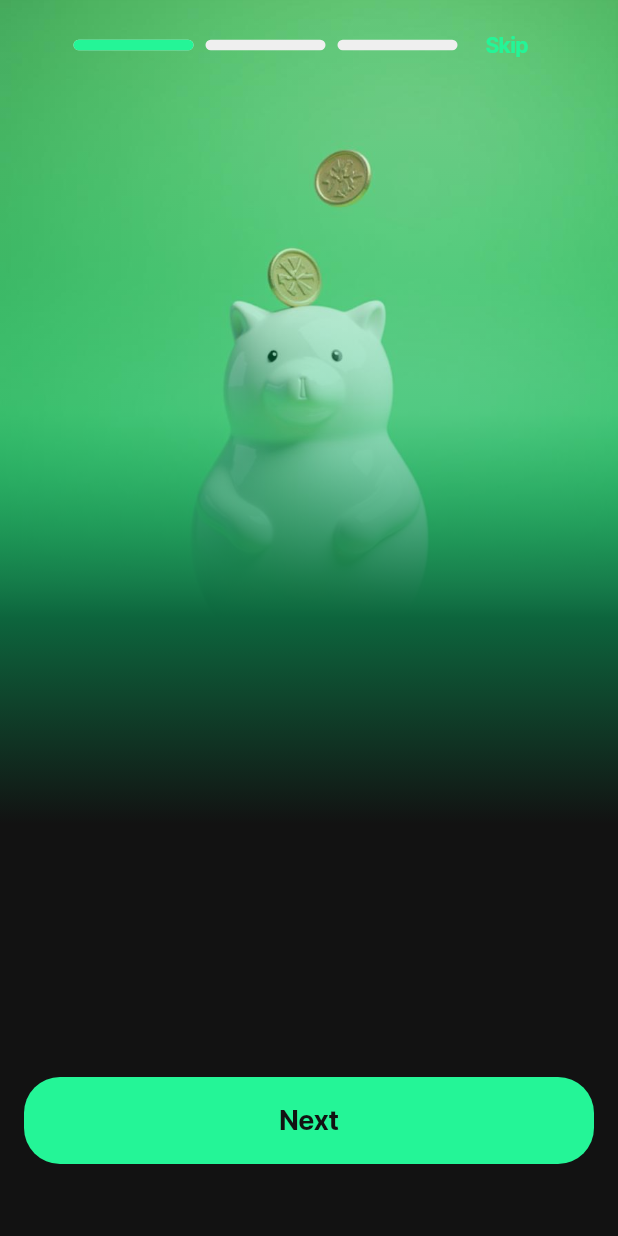
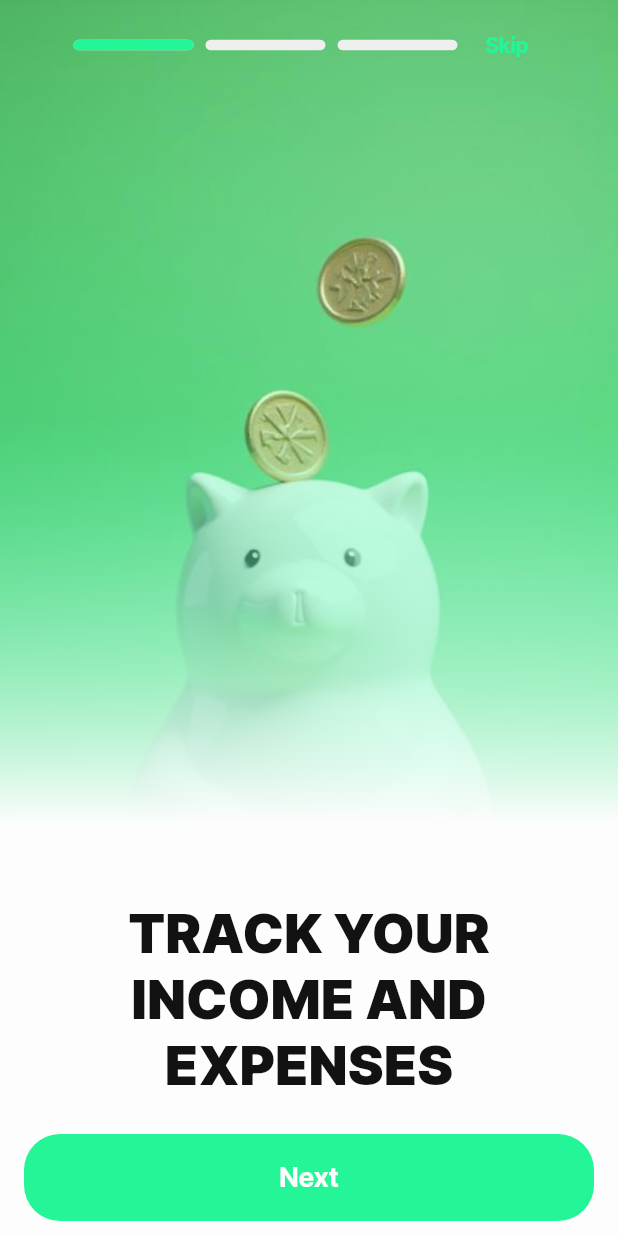
Before and after one commit to kent0505/big_fin, a Flutter app: the screen it shows after launch, on a phone screen of 412 x 824 dp. Run offline on Flutter 3.47's test engine with Material 3 defaults, Android fonts, the phone set to English and light mode, and no system bars; our stand-ins replace fl_chart, flutter_bloc, flutter_svg, go_router, shared_preferences, sqflite; accounts and stored records are empty; generated files the repository leaves out were written again.

Commit message:
onboarding ui fix

```diff
--- a/lib/src/core/widgets/dialog_widget.dart
+++ b/lib/src/core/widgets/dialog_widget.dart
@@ -35,7 +35,7 @@ class DialogWidget extends StatelessWidget {
             Text(
               title,
               style: TextStyle(
-                color: Colors.white,
+                color: colors.textPrimary,
                 fontSize: 18,
                 fontFamily: AppFonts.bold,
               ),
@@ -47,7 +47,7 @@ class DialogWidget extends StatelessWidget {
                 description,
                 textAlign: TextAlign.center,
                 style: TextStyle(
-                  color: Colors.white,
+                  color: colors.textPrimary,
                   fontSize: 14,
                   fontFamily: AppFonts.sf,
                 ),
@@ -77,7 +77,7 @@ class DialogWidget extends StatelessWidget {
                 _Button(
                   title: rightTitle,
                   color: colors.blue,
-                  fontFamily: AppFonts.bold,
+                  fontFamily: AppFonts.medium,
                   onPressed: () {
                     context.pop();
                   },
--- a/lib/src/core/widgets/main_button.dart
+++ b/lib/src/core/widgets/main_button.dart
@@ -33,7 +33,7 @@ class MainButton extends StatelessWidget {
           child: Text(
             title,
             style: TextStyle(
-              color: active ? colors.textPrimary : colors.textSecondary,
+              color: active ? colors.bg : colors.textSecondary,
               fontSize: 18,
               fontFamily: AppFonts.bold,
             ),
--- a/lib/src/features/splash/screens/onboard_screen.dart
+++ b/lib/src/features/splash/screens/onboard_screen.dart
@@ -1,6 +1,7 @@
 import 'package:flutter/material.dart';
 import 'package:flutter_bloc/flutter_bloc.dart';
 import 'package:go_router/go_router.dart';
+// import 'package:flutter_gen/gen_l10n/app_localizations.dart';
 
 import '../../../core/config/constants.dart';
 import '../../../core/config/my_colors.dart';
@@ -55,12 +56,13 @@ class _OnboardScreenState extends State<OnboardScreen> {
   @override
   Widget build(BuildContext context) {
     final colors = Theme.of(context).extension<MyColors>()!;
+    // final l = AppLocalizations.of(context)!;
 
     return Scaffold(
       body: Stack(
         children: [
           Container(
-            margin: const EdgeInsets.only(bottom: 298),
+            // margin: const EdgeInsets.only(bottom: 298),
             decoration: BoxDecoration(
               image: DecorationImage(
                 fit: BoxFit.cover,
@@ -74,13 +76,11 @@ class _OnboardScreenState extends State<OnboardScreen> {
                 begin: Alignment.topCenter,
                 end: Alignment.bottomCenter,
                 colors: [
-                  Color(0xff09B668).withValues(alpha: 0),
-                  Color(0xff09B668).withValues(alpha: 0.2),
-                  Color(0xff09B668).withValues(alpha: 0.4),
-                  Color(0xff0D653D),
-                  Color(0xff121212),
-                  Color(0xff121212),
-                  Color(0xff121212),
+                  colors.accent.withValues(alpha: 0),
+                  colors.accent.withValues(alpha: 0.2),
+                  // Color(0xff0D653D),
+                  colors.bg,
+                  colors.bg,
                 ],
               ),
             ),
@@ -118,13 +118,12 @@ class _OnboardScreenState extends State<OnboardScreen> {
           ),
           Align(
             alignment: Alignment.bottomCenter,
-            child: Container(
-              height: 298,
-              padding: EdgeInsets.symmetric(horizontal: 16),
-              child: Column(
-                children: [
-                  const Spacer(),
-                  Text(
+            child: Column(
+              mainAxisAlignment: MainAxisAlignment.end,
+              children: [
+                Padding(
+                  padding: const EdgeInsets.symmetric(horizontal: 16),
+                  child: Text(
                     getTitle().toUpperCase(),
                     textAlign: TextAlign.center,
                     style: TextStyle(
@@ -133,14 +132,15 @@ class _OnboardScreenState extends State<OnboardScreen> {
                       fontFamily: AppFonts.black,
                     ),
                   ),
-                  const SizedBox(height: 24),
-                  MainButton(
+                ),
+                SizedBox(height: 14),
+                ButtonWrapper(
+                  button: MainButton(
                     title: index == 3 ? 'Get Started' : 'Next',
                     onPressed: onNext,
                   ),
-                  const SizedBox(height: 48),
-                ],
-              ),
+                ),
+              ],
             ),
           ),
         ],
--- a/lib/src/features/vip/screens/vip_screen.dart
+++ b/lib/src/features/vip/screens/vip_screen.dart
@@ -67,7 +67,9 @@ class _VipScreenState extends State<VipScreen> {
             ),
           ),
           Padding(
-            padding: const EdgeInsets.only(bottom: 112),
+            padding: EdgeInsets.only(
+              bottom: 78 + MediaQuery.of(context).viewPadding.bottom,
+            ),
             child: ListView(
               padding: EdgeInsets.symmetric(horizontal: 16),
               children: [
```
Also changed, not shown: lib/src/features/home/widgets/nav_bar.dart (+6 -3 lines), 5 other files.
